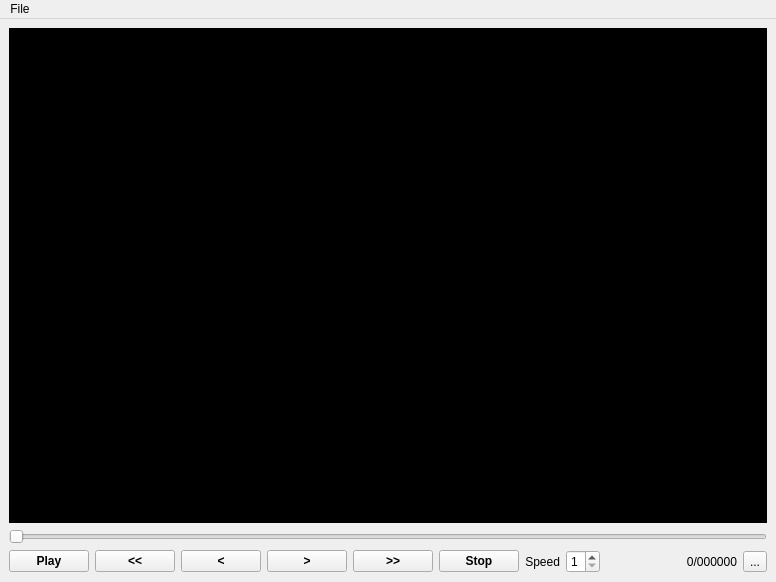
First picture: the form in modules/app/mainwindow.ui, repository smartsenselab/SSAT, before the edit.
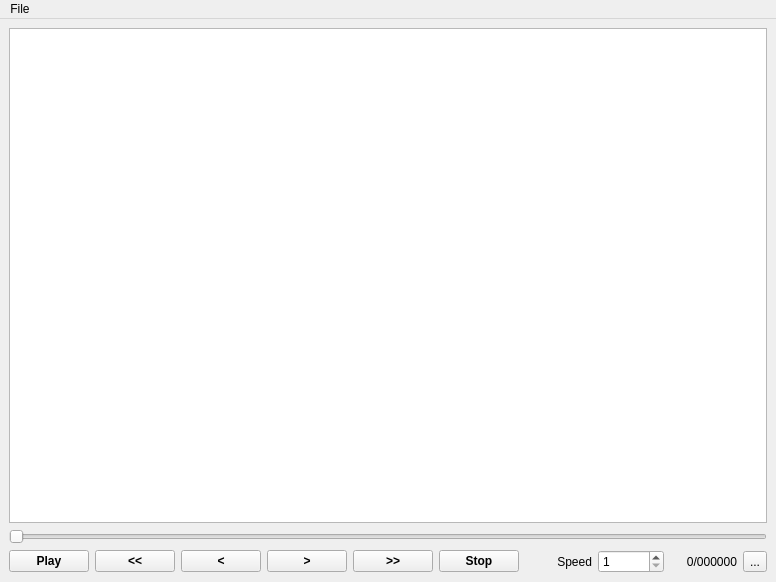
Second picture: the form after the edit.

Commit message: Using QGraphicsScene instead of QGraphicsScene*

The edit to the form file:
```diff
--- a/modules/app/mainwindow.ui
+++ b/modules/app/mainwindow.ui
@@ -54,7 +54,7 @@
       </property>
      </widget>
     </item>
-    <item row="1" column="1" colspan="14">
+    <item row="1" column="1" colspan="10">
      <widget class="QSlider" name="sliderFrame">
       <property name="enabled">
        <bool>false</bool>
@@ -83,7 +83,7 @@
       </property>
      </widget>
     </item>
-    <item row="3" column="14">
+    <item row="3" column="10">
      <widget class="QToolButton" name="buttonTool">
       <property name="text">
        <string>...</string>
@@ -103,7 +103,7 @@
       </property>
      </widget>
     </item>
-    <item row="3" column="13">
+    <item row="3" column="9">
      <widget class="QLabel" name="labelFrameId">
       <property name="text">
        <string>0/000000</string>
@@ -126,19 +126,6 @@
       </property>
      </widget>
     </item>
-    <item row="0" column="1" colspan="14">
-     <widget class="QLabel" name="labelFrameShow">
-      <property name="styleSheet">
-       <string notr="true">background-color: black</string>
-      </property>
-      <property name="text">
-       <string/>
-      </property>
-      <property name="scaledContents">
-       <bool>false</bool>
-      </property>
-     </widget>
-    </item>
     <item row="3" column="7">
      <widget class="QLabel" name="labelSpeed">
       <property name="text">
@@ -165,6 +152,9 @@
       </property>
      </widget>
     </item>
+    <item row="0" column="1" colspan="10">
+     <widget class="QGraphicsView" name="viewFrame"/>
+    </item>
    </layout>
   </widget>
   <widget class="QMenuBar" name="menuBar">
```
The commit also changes 2 other files.
